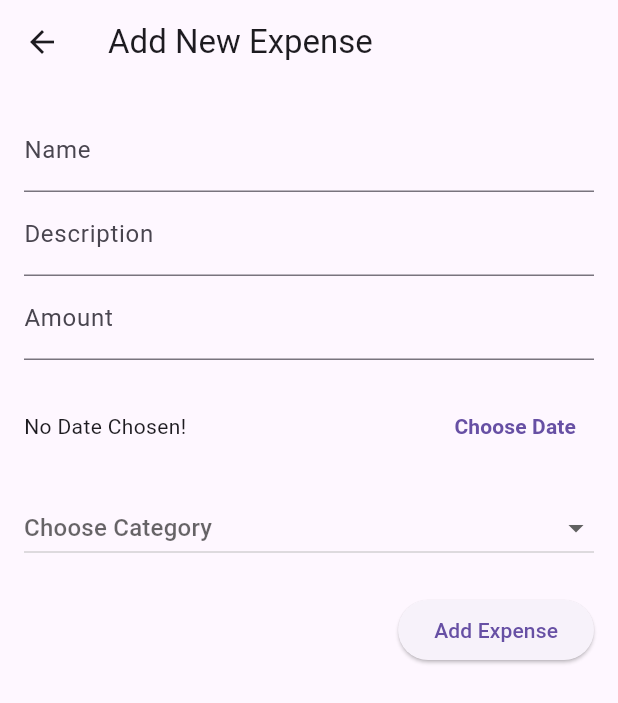
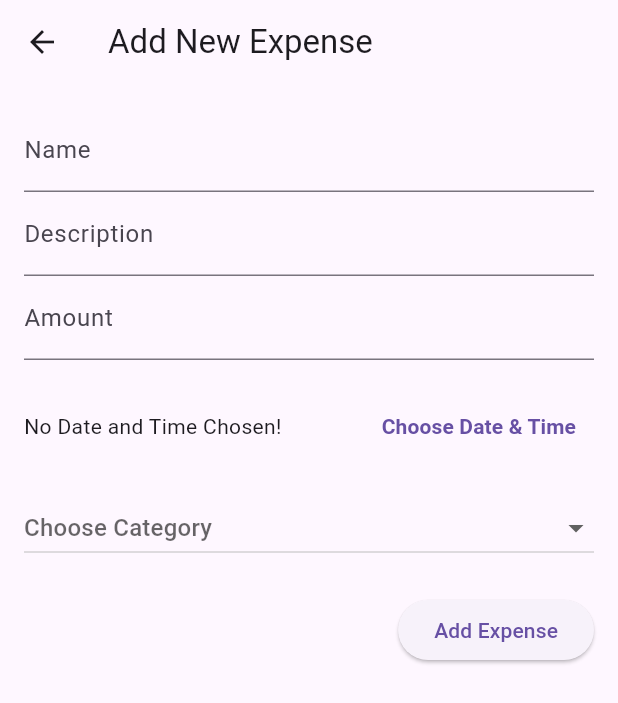
Before and after one commit to anujbarve/expense-tracker, a Flutter app: the screen it shows after launch, item 3 of the bottom bar chosen, after a tap on the "add" icon, on a phone screen of 412 x 824 dp. Shown: the top 703 px of the screen. Run offline on Flutter 3.47's test engine with Material 3 defaults, Android fonts, the phone set to English and light mode, and no system bars; our stand-ins replace fl_chart, flutter_slidable, google_fonts, hive, hive_flutter, iconsax; accounts and stored records are empty.

Commit message:
Updated UI

```diff
--- a/lib/presentation/screens/add_expense_screen.dart
+++ b/lib/presentation/screens/add_expense_screen.dart
@@ -4,7 +4,6 @@ import 'package:uuid/uuid.dart';
 
 import '../../data/models/expense_model.dart';
 import '../../domain/provider/expense_provider.dart';
-
 
 class AddExpenseScreen extends StatefulWidget {
   @override
@@ -15,7 +14,7 @@ class _AddExpenseScreenState extends State<AddExpenseScreen> {
   final _nameController = TextEditingController();
   final _descriptionController = TextEditingController();
   final _amountController = TextEditingController();
-  DateTime? _selectedDate;
+  DateTime? _selectedDateTime;
   String? _selectedCategory;
 
   final List<String> _categories = [
@@ -29,7 +28,7 @@ class _AddExpenseScreenState extends State<AddExpenseScreen> {
   void _submitData() {
     if (_amountController.text.isEmpty ||
         _descriptionController.text.isEmpty ||
-        _selectedDate == null ||
+        _selectedDateTime == null ||
         _selectedCategory == null) {
       return;
     }
@@ -43,7 +42,7 @@ class _AddExpenseScreenState extends State<AddExpenseScreen> {
       name: enteredName,
       description: enteredDescription,
       amount: enteredAmount,
-      date: _selectedDate!,
+      date: _selectedDateTime!,
       category: _selectedCategory!, // Include category
     );
 
@@ -60,9 +59,22 @@ class _AddExpenseScreenState extends State<AddExpenseScreen> {
     );
 
     if (pickedDate != null) {
-      setState(() {
-        _selectedDate = pickedDate;
-      });
+      final pickedTime = await showTimePicker(
+        context: context,
+        initialTime: TimeOfDay.now(),
+      );
+
+      if (pickedTime != null) {
+        setState(() {
+          _selectedDateTime = DateTime(
+            pickedDate.year,
+            pickedDate.month,
+            pickedDate.day,
+            pickedTime.hour,
+            pickedTime.minute,
+          );
+        });
+      }
     }
   }
 
@@ -95,15 +107,15 @@ class _AddExpenseScreenState extends State<AddExpenseScreen> {
               children: [
                 Expanded(
                   child: Text(
-                    _selectedDate == null
-                        ? 'No Date Chosen!'
-                        : 'Picked Date: ${_selectedDate!.toLocal()}'.split(' ')[0],
+                    _selectedDateTime == null
+                        ? 'No Date and Time Chosen!'
+                        : 'Picked Date and Time: ${_selectedDateTime!.toLocal()}',
                   ),
                 ),
                 TextButton(
                   onPressed: _presentDatePicker,
                   child: Text(
-                    'Choose Date',
+                    'Choose Date & Time',
                     style: TextStyle(fontWeight: FontWeight.bold),
                   ),
                 ),
--- a/lib/presentation/screens/dashboard.dart
+++ b/lib/presentation/screens/dashboard.dart
@@ -1,7 +1,6 @@
 import 'package:flutter/material.dart';
 import 'package:google_fonts/google_fonts.dart';
-
-import '../widgets/charts.dart';
+import 'package:iconsax/iconsax.dart';
 
 class Dashboard extends StatefulWidget {
   const Dashboard({super.key});
@@ -13,33 +12,127 @@ class Dashboard extends StatefulWidget {
 class _DashboardState extends State<Dashboard> {
   @override
   Widget build(BuildContext context) {
-
     double height = MediaQuery.of(context).size.height;
     double width = MediaQuery.of(context).size.width;
 
-    return SingleChildScrollView(
+    return Scaffold(
+      body: SingleChildScrollView(
+        child: Padding(
+          padding: const EdgeInsets.symmetric(horizontal: 15, vertical: 20),
+          child: Column(
+            crossAxisAlignment: CrossAxisAlignment.start,
+            children: [
+              Text(
+                "Spend Pattern",
+                style: GoogleFonts.lato(
+                    fontSize: 24, fontWeight: FontWeight.bold),
+              ),
+              const SizedBox(height: 20),
+              // First Expense Card
+              _buildExpenseCard(
+                height,
+                icon: Icons.food_bank_rounded,
+                category: "Food",
+                transactions: "01",
+                totalValue: "₹9,192.85",
+              ),
+              const SizedBox(height: 20),
+              // Second Expense Card
+              _buildExpenseCard(
+                height,
+                icon: Iconsax.wallet_2,
+                category: "Wallet and Digital Payment",
+                transactions: "05",
+                totalValue: "₹9,159.00",
+              ),
+            ],
+          ),
+        ),
+      ),
+    );
+  }
+
+  Widget _buildExpenseCard(
+      double height, {
+        required IconData icon,
+        required String category,
+        required String transactions,
+        required String totalValue,
+      }) {
+    return Container(
+      width: double.infinity,
+      decoration: BoxDecoration(
+        borderRadius: BorderRadius.circular(20),
+        color: const Color(0xFF292B4D),
+      ),
+      padding: const EdgeInsets.all(15),
       child: Column(
         crossAxisAlignment: CrossAxisAlignment.start,
         children: [
-          Container(
-            margin: EdgeInsets.symmetric(horizontal: 10),
-            height: height / 12,
-            decoration: BoxDecoration(
-              color: Colors.blueAccent,
-              borderRadius: BorderRadius.circular(20)
-            ),
-            child: Stack(
-              children: [
-                Positioned(
-                    top: 20,
-                    left: 20,
-                    child: Text("Your Week in Review",style: GoogleFonts.lato(fontSize: 24,fontWeight: FontWeight.bold,color: Colors.white),)
+          Row(
+            children: [
+              Icon(icon, size: 50, color: Colors.white),
+              const SizedBox(width: 10),
+              Container(
+                width: MediaQuery.of(context).size.width-140,
+                child: Text(
+                  category,
+                  style: GoogleFonts.lato(
+                      fontSize: 24,
+                      fontWeight: FontWeight.bold,
+                      color: Colors.white,
+                  ),
+                  maxLines: 1,
+                  overflow: TextOverflow.ellipsis,
                 ),
-
-
-              ],
-            ),
+              ),
+            ],
           ),
+          const SizedBox(height: 20),
+          Row(
+            mainAxisAlignment: MainAxisAlignment.spaceBetween,
+            children: [
+              Column(
+                crossAxisAlignment: CrossAxisAlignment.start,
+                children: [
+                  Text(
+                    "transactions",
+                    style: GoogleFonts.lato(
+                        fontSize: 16,
+                        fontWeight: FontWeight.w500,
+                        color: Colors.white70),
+                  ),
+                  Text(
+                    transactions,
+                    style: GoogleFonts.lato(
+                        fontSize: 20,
+                        fontWeight: FontWeight.bold,
+                        color: Colors.white),
+                  ),
+                ],
+              ),
+              Column(
+                crossAxisAlignment: CrossAxisAlignment.start,
+                children: [
+                  Text(
+                    "total value",
+                    style: GoogleFonts.lato(
+                        fontSize: 16,
+                        fontWeight: FontWeight.w500,
+                        color: Colors.white70),
+                  ),
+                  Text(
+                    totalValue,
+                    style: GoogleFonts.lato(
+                        fontSize: 20,
+                        fontWeight: FontWeight.bold,
+                        color: Colors.white),
+                  ),
+                ],
+              ),
+            ],
+          ),
+          const SizedBox(height: 20),
         ],
       ),
     );
--- a/lib/presentation/screens/homepage.dart
+++ b/lib/presentation/screens/homepage.dart
@@ -1,4 +1,5 @@
 import 'package:finance/presentation/screens/dashboard.dart';
+import 'package:finance/presentation/screens/settings.dart';
 import 'package:flutter/material.dart';
 import 'package:google_fonts/google_fonts.dart';
 import 'package:iconsax/iconsax.dart';
@@ -19,7 +20,7 @@ class _HomepageState extends State<Homepage> {
   final List<Widget> _screens = [
     Dashboard(), // Home Screen
     ExpenseListScreen(), // Search Screen (replace with actual screen)
-    Placeholder(),        // Settings Screen (replace with actual screen)
+    SettingsScreen(),        // Settings Screen (replace with actual screen)
   ];
 
   void _onItemTapped(int index) {
--- /dev/null
+++ b/lib/presentation/screens/settings.dart
@@ -0,0 +1,88 @@
+import 'package:flutter/material.dart';
+import 'package:google_fonts/google_fonts.dart';
+import 'package:iconsax/iconsax.dart';
+
+class SettingsScreen extends StatelessWidget {
+  const SettingsScreen({super.key});
+
+  @override
+  Widget build(BuildContext context) {
+    return Scaffold(
+      body: Padding(
+        padding: const EdgeInsets.all(16.0),
+        child: GridView.builder(
+          itemCount: 8, // Number of settings options
+          gridDelegate: const SliverGridDelegateWithFixedCrossAxisCount(
+            crossAxisCount: 2, // Two items per row
+            childAspectRatio: 1, // Square items
+            crossAxisSpacing: 16,
+            mainAxisSpacing: 16,
+          ),
+          itemBuilder: (context, index) {
+            return _buildSettingsCard(index);
+          },
+        ),
+      ),
+    );
+  }
+
+  Widget _buildSettingsCard(int index) {
+    // Define the icons and labels based on the index
+    final List<IconData> icons = [
+      Iconsax.award, // explore rewards
+      Iconsax.user_tag, // refer now & earn gems
+      Iconsax.wallet, // credit cards
+      Iconsax.coin, // coins
+      Iconsax.bill, // gems
+      Iconsax.moon, // support
+      Iconsax.support, // support
+      Iconsax.gift, // claimed rewards
+    ];
+
+    final List<String> labels = [
+      'explore\nrewards',
+      'refer now\n& earn gems',
+      '2\ncredit cards',
+      '5,05,143\ncoins',
+      '5\ngems',
+      'support',
+      'Dark Mode',
+      '14\nclaimed rewards',
+    ];
+
+    return Container(
+      decoration: BoxDecoration(
+        color: const Color(0xFF292B4D), // Card color matching the UI
+        borderRadius: BorderRadius.circular(16),
+      ),
+      child: Padding(
+        padding: const EdgeInsets.all(16.0),
+        child: Column(
+          crossAxisAlignment: CrossAxisAlignment.start,
+          children: [
+            if (index == 0)
+              Align(
+                alignment: Alignment.topRight,
+                child: Container(
+                  padding: const EdgeInsets.symmetric(horizontal: 8, vertical: 4),
+                  decoration: BoxDecoration(
+                    color: Colors.green,
+                    borderRadius: BorderRadius.circular(12),
+                  ),
+                  child: Text('3 new',
+                      style: GoogleFonts.lato(fontSize: 12, color: Colors.white)),
+                ),
+              ),
+            const Spacer(),
+            Icon(icons[index], color: Colors.white, size: 40),
+            const SizedBox(height: 10),
+            Text(
+              labels[index],
+              style: GoogleFonts.lato(fontSize: 16, color: Colors.white),
+            ),
+          ],
+        ),
+      ),
+    );
+  }
+}
```
Also changed, not shown: lib/presentation/screens/edit_expense_screen.dart (+25 -12 lines), lib/presentation/widgets/expense_tile.dart (+61 -58 lines).
